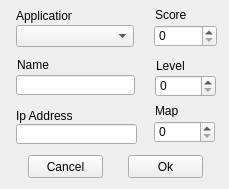
First picture: the form in src/add.ui, repository plaatsoft/plaatscore, before the edit.
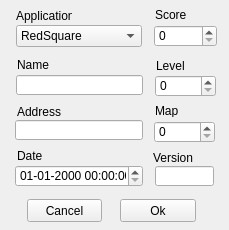
Second picture: the form after the edit.

```diff
--- a/src/add.ui
+++ b/src/add.ui
@@ -7,7 +7,7 @@
     <x>0</x>
     <y>0</y>
     <width>229</width>
-    <height>189</height>
+    <height>230</height>
    </rect>
   </property>
   <property name="windowTitle">
@@ -16,9 +16,9 @@
   <widget class="QLineEdit" name="ipEdit">
    <property name="geometry">
     <rect>
-     <x>16</x>
-     <y>124</y>
-     <width>121</width>
+     <x>15</x>
+     <y>120</y>
+     <width>128</width>
      <height>20</height>
     </rect>
    </property>
@@ -78,8 +78,8 @@
   <widget class="QPushButton" name="cancelPushButton">
    <property name="geometry">
     <rect>
-     <x>28</x>
-     <y>155</y>
+     <x>27</x>
+     <y>199</y>
      <width>75</width>
      <height>23</height>
     </rect>
@@ -91,9 +91,9 @@
   <widget class="QPushButton" name="okPushButton">
    <property name="geometry">
     <rect>
-     <x>128</x>
-     <y>155</y>
-     <width>75</width>
+     <x>120</x>
+     <y>199</y>
+     <width>76</width>
      <height>23</height>
     </rect>
    </property>
@@ -152,7 +152,7 @@
     <rect>
      <x>16</x>
      <y>75</y>
-     <width>119</width>
+     <width>127</width>
      <height>20</height>
     </rect>
    </property>
@@ -165,30 +165,10 @@
     <rect>
      <x>16</x>
      <y>25</y>
-     <width>118</width>
+     <width>126</width>
      <height>22</height>
     </rect>
    </property>
-   <item>
-    <property name="text">
-     <string/>
-    </property>
-   </item>
-   <item>
-    <property name="text">
-     <string>Pong2</string>
-    </property>
-   </item>
-   <item>
-    <property name="text">
-     <string>BibleQuiz</string>
-    </property>
-   </item>
-   <item>
-    <property name="text">
-     <string>SpaceBubble</string>
-    </property>
-   </item>
    <item>
     <property name="text">
      <string>RedSquare</string>
@@ -203,14 +183,66 @@
   <widget class="QLabel" name="label_3">
    <property name="geometry">
     <rect>
-     <x>16</x>
-     <y>108</y>
+     <x>17</x>
+     <y>104</y>
      <width>64</width>
      <height>16</height>
     </rect>
    </property>
    <property name="text">
-    <string>Ip Address</string>
+    <string>Address</string>
+   </property>
+  </widget>
+  <widget class="QLabel" name="label_7">
+   <property name="geometry">
+    <rect>
+     <x>153</x>
+     <y>150</y>
+     <width>64</width>
+     <height>16</height>
+    </rect>
+   </property>
+   <property name="text">
+    <string>Version</string>
+   </property>
+  </widget>
+  <widget class="QLineEdit" name="versionEdit">
+   <property name="geometry">
+    <rect>
+     <x>155</x>
+     <y>166</y>
+     <width>59</width>
+     <height>20</height>
+    </rect>
+   </property>
+   <property name="maxLength">
+    <number>4</number>
+   </property>
+  </widget>
+  <widget class="QLabel" name="label_8">
+   <property name="geometry">
+    <rect>
+     <x>17</x>
+     <y>148</y>
+     <width>64</width>
+     <height>16</height>
+    </rect>
+   </property>
+   <property name="text">
+    <string>Date</string>
+   </property>
+  </widget>
+  <widget class="QDateTimeEdit" name="dateTimeEdit">
+   <property name="geometry">
+    <rect>
+     <x>15</x>
+     <y>165</y>
+     <width>128</width>
+     <height>22</height>
+    </rect>
+   </property>
+   <property name="displayFormat">
+    <string>dd-MM-yyyy HH:mm:ss</string>
    </property>
   </widget>
  </widget>
```
Left out of the diff: 10 changed lines with no effect on the pictures.
